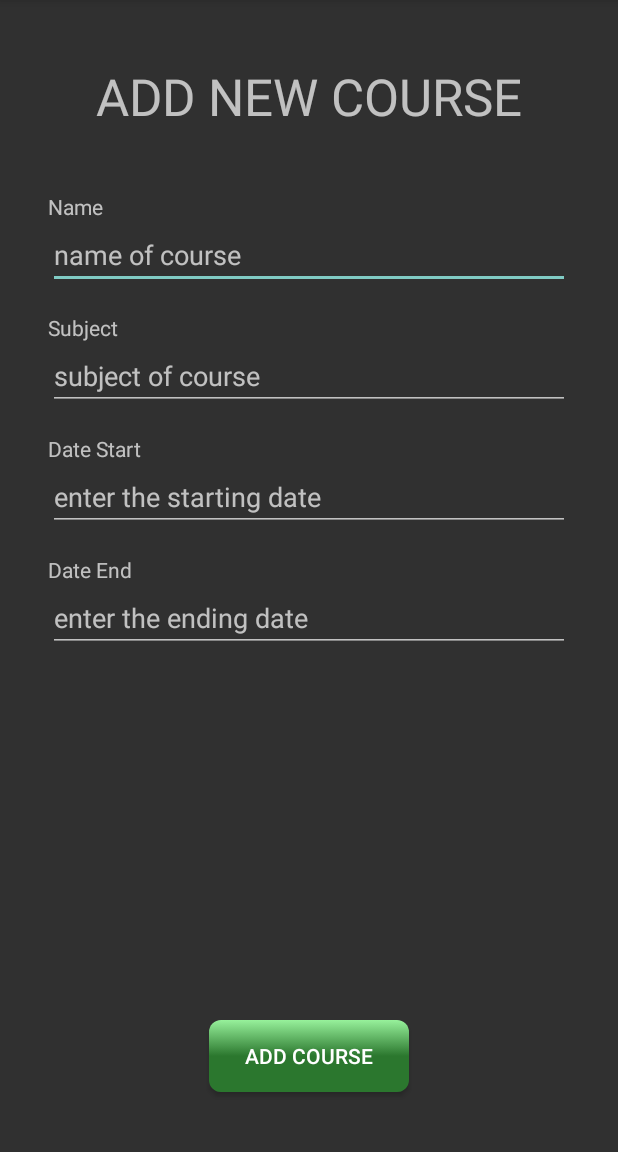
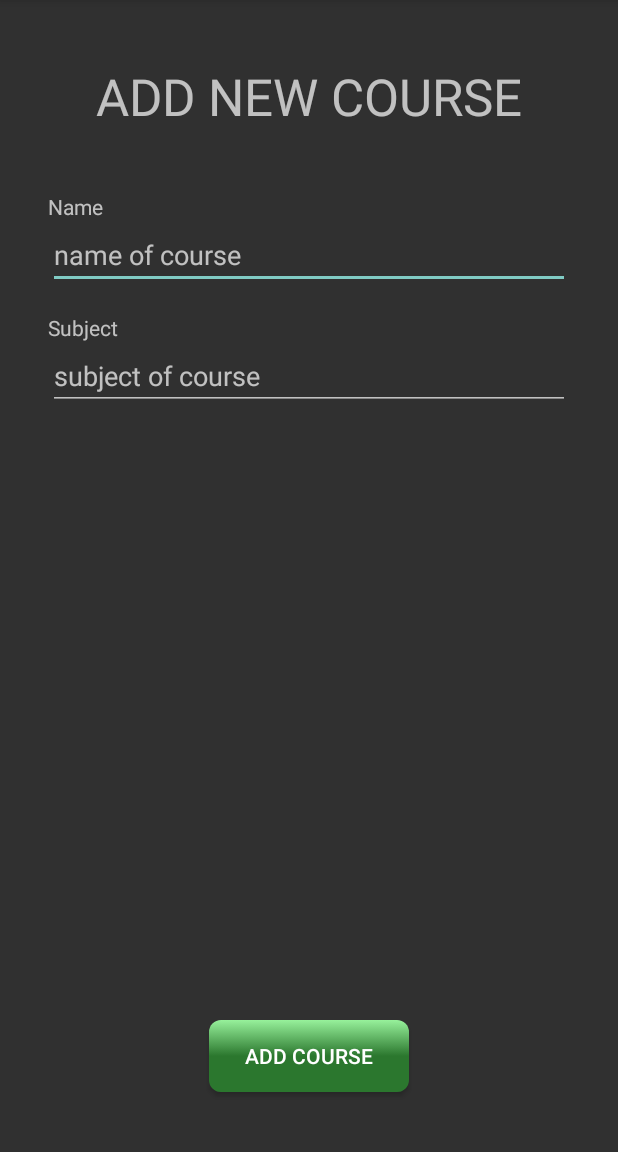
Before and after one commit to jsoutine/StudyApp, an Android app: the AddCourse screen opened directly, with no data from a screen before it, on a phone screen of 412 x 824 dp, the part 84-1236 px from its top. Run offline under Robolectric (Android 15) with nearby library versions, the phone set to English and light mode, and no system bars.

Commit message:
courses working better

```diff
--- a/app/src/main/java/com/example/android/studyapp/Events/AddCourse.java
+++ b/app/src/main/java/com/example/android/studyapp/Events/AddCourse.java
@@ -2,26 +2,79 @@ package com.example.android.studyapp.Events;
 
 import androidx.appcompat.app.AppCompatActivity;
 
+import android.content.Context;
 import android.content.Intent;
+import android.content.SharedPreferences;
 import android.os.Bundle;
+import android.text.Editable;
+import android.text.TextWatcher;
+import android.view.Gravity;
 import android.view.View;
 import android.widget.EditText;
+import android.widget.Toast;
 
 import com.example.android.studyapp.MainActivity;
 import com.example.android.studyapp.R;
 
+import java.util.ArrayList;
+import java.util.HashSet;
+
 public class AddCourse extends AppCompatActivity {
+
+    int courseId;
+    EditText courseNameText;
+    SharedPreferences sharedPreferences;
 
     @Override
     protected void onCreate(Bundle savedInstanceState) {
         super.onCreate(savedInstanceState);
         setContentView(R.layout.activity_events_menu);
+
+        courseNameText = findViewById(R.id.courseNameText);
+        EditText subjectNameText = (EditText) findViewById(R.id.subjectNameText);
+
+        Intent intent = getIntent();
+        courseId = intent.getIntExtra("courseId", -1);
+
+        if (courseId != -1) {
+            courseNameText.setText(ViewCourses.myCourses.get(courseId));
+        } else {
+            ViewCourses.myCourses.add("");
+            courseId = ViewCourses.myCourses.size() - 1;
+        }
+
+        courseNameText.addTextChangedListener(new TextWatcher() {
+            @Override
+            public void beforeTextChanged(CharSequence charSequence, int i, int i1, int i2) {
+
+            }
+
+            @Override
+            public void onTextChanged(CharSequence charSequence, int i, int i1, int i2) {
+                ViewCourses.myCourses.set(courseId, String.valueOf(charSequence));
+                ViewCourses.arrayAdapter.notifyDataSetChanged();
+
+                HashSet<String> set = new HashSet<>(ViewCourses.myCourses);
+                sharedPreferences.edit().putStringSet("myCourses", set).apply();
+            }
+
+            @Override
+            public void afterTextChanged(Editable editable) {
+
+            }
+        });
     }
 
-    public void store(){
-        EditText courseNameText = (EditText) findViewById(R.id.courseNameText);
-        EditText subjectNameText = (EditText) findViewById(R.id.subjectNameText);
-        EditText startDateText = (EditText) findViewById(R.id.startDateText);
-        EditText endDateText = (EditText) findViewById(R.id.endDateText);
+    public void addCourseButton(View view) {
+        if (courseNameText.getText().toString().equals("")) {
+            Toast toast = Toast.makeText(this, "You didn't enter a course", Toast.LENGTH_SHORT);
+            toast.setGravity(Gravity.CENTER, 0, 0);
+            toast.show();
+        }
+
+        sharedPreferences = getApplicationContext().getSharedPreferences
+                ("com.example.android.studyapp.Events", Context.MODE_PRIVATE);
+
+        finish();
     }
 }
--- a/app/src/main/java/com/example/android/studyapp/Events/NoteEditor.java
+++ b/app/src/main/java/com/example/android/studyapp/Events/NoteEditor.java
@@ -20,6 +20,7 @@ import java.util.HashSet;
 public class NoteEditor extends AppCompatActivity {
 
     int noteId;
+    SharedPreferences sharedPreferences;
 
     @Override
     protected void onCreate(Bundle savedInstanceState) {
@@ -50,7 +51,7 @@ public class NoteEditor extends AppCompatActivity {
                 CourseNotes.notes.set(noteId, String.valueOf(charSequence));
                 CourseNotes.arrayAdapter.notifyDataSetChanged();
 
-                SharedPreferences sharedPreferences = getApplicationContext().getSharedPreferences
+                sharedPreferences = getApplicationContext().getSharedPreferences
                         ("com.example.android.studyapp.Events", Context.MODE_PRIVATE);
                 HashSet<String> set = new HashSet<>(CourseNotes.notes);
                 sharedPreferences.edit().putStringSet("notes", set).apply();
--- a/app/src/main/res/layout/activity_events_menu.xml
+++ b/app/src/main/res/layout/activity_events_menu.xml
@@ -50,36 +50,6 @@
             android:hint="subject of course"
             android:inputType="textPersonName" />
 
-        <TextView
-            android:id="@+id/textView6"
-            android:layout_width="match_parent"
-            android:layout_height="wrap_content"
-            android:text="Date Start" />
-
-        <EditText
-            android:id="@+id/startDateText"
-            android:layout_width="match_parent"
-            android:layout_height="wrap_content"
-            android:layout_marginBottom="16dp"
-            android:ems="10"
-            android:hint="enter the starting date"
-            android:inputType="date" />
-
-        <TextView
-            android:id="@+id/textView7"
-            android:layout_width="match_parent"
-            android:layout_height="wrap_content"
-            android:text="Date End" />
-
-        <EditText
-            android:id="@+id/endDateText"
-            android:layout_width="match_parent"
-            android:layout_height="wrap_content"
-            android:layout_marginBottom="16dp"
-            android:ems="10"
-            android:hint="enter the ending date"
-            android:inputType="date" />
-
     </LinearLayout>
 
     <Button
@@ -88,6 +58,7 @@
         android:layout_width="wrap_content"
         android:layout_height="wrap_content"
         android:layout_marginTop="40dp"
+        android:onClick="addCourseButton"
         android:text="ADD COURSE"
         app:layout_constraintBottom_toBottomOf="parent"
         app:layout_constraintEnd_toEndOf="parent"
```
Also changed, not shown: app/src/main/java/com/example/android/studyapp/Events/ViewCourses.java (+24 -14 lines), app/src/main/res/layout/activity_view_events.xml (+12 -0 lines).
